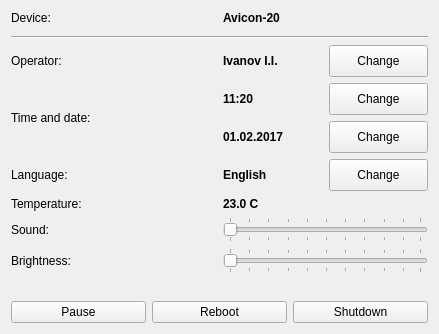
Above: ui/systemwidget.ui from dmitry64/av20 before the change. Below: the same form after it.
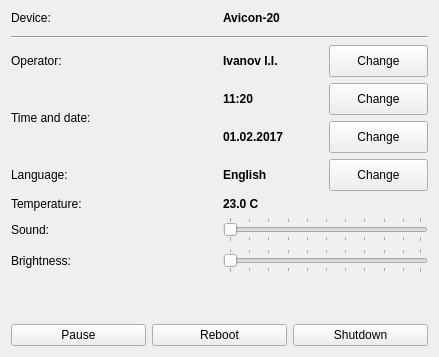
That is the form after the change. Icons and pictures are not drawn.

Diff of the .ui file:
```diff
--- a/ui/systemwidget.ui
+++ b/ui/systemwidget.ui
@@ -7,7 +7,7 @@
     <x>0</x>
     <y>0</y>
     <width>439</width>
-    <height>334</height>
+    <height>357</height>
    </rect>
   </property>
   <property name="windowTitle">
```
Left out of the diff: 6 changed lines with no effect on the pictures.
